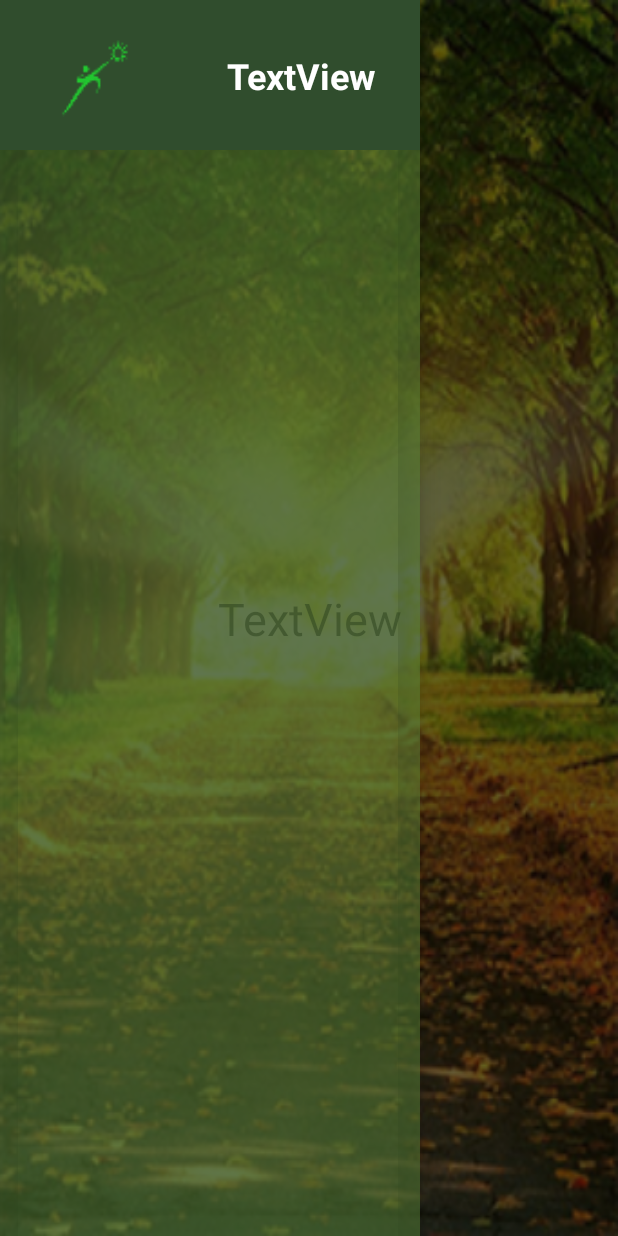
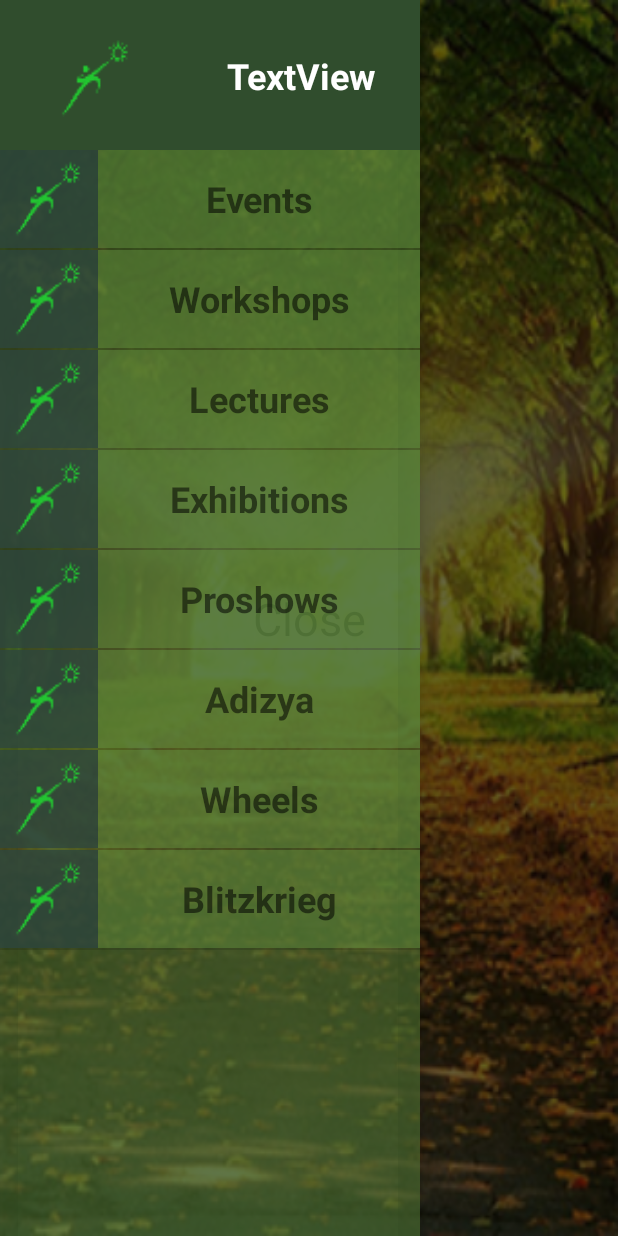
Before and after one commit to HusniMubarack/T17, an Android app: the screen it shows after launch (MainActivity), with the side drawer open, on a phone screen of 412 x 824 dp. Run offline under Robolectric (Android 15) with nearby library versions, the phone set to English and light mode, and no system bars.

Commit message:
Made Listview based drawer

```diff
--- /dev/null
+++ b/app/src/main/java/com/example/husnimubarack/t17/DrawerAdapter.java
@@ -0,0 +1,49 @@
+package com.example.husnimubarack.t17;
+
+import android.content.Context;
+import android.support.annotation.NonNull;
+import android.support.annotation.Nullable;
+import android.view.LayoutInflater;
+import android.view.View;
+import android.view.ViewGroup;
+import android.widget.ArrayAdapter;
+import android.widget.ImageView;
+import android.widget.TextView;
+
+import java.util.ArrayList;
+
+/**
+ * Created by Husni Mubarack on 28-Aug-17.
+ */
+
+public class DrawerAdapter extends ArrayAdapter<DrawerListItem> {
+    public DrawerAdapter(@NonNull Context context, ArrayList<DrawerListItem> objects) {
+        super(context,0,objects);
+    }
+
+    @NonNull
+    @Override
+    public View getView(int position, @Nullable View convertView, @NonNull ViewGroup parent) {
+
+        DrawerListItem currentItem = getItem(position);
+
+        View listItemView = convertView;
+        if (listItemView == null) {
+            listItemView = LayoutInflater.from(getContext()).inflate(R.layout.drawer_listitem, parent, false);
+        }
+        TextView listItemName = (TextView) listItemView.findViewById(R.id.item_name) ;
+        listItemName.setText(currentItem.getmListItemName());
+
+
+        ImageView itemImage = (ImageView) listItemView.findViewById(R.id.item_icon);
+        if (currentItem.isHaveImage()) {
+            itemImage.setImageResource(currentItem.getmImageId());
+            itemImage.setVisibility(View.VISIBLE);
+        } else {
+            itemImage.setVisibility(View.GONE);
+        }
+
+
+        return listItemView;
+    }
+}
--- a/app/src/main/java/com/example/husnimubarack/t17/DrawerListItem.java
+++ b/app/src/main/java/com/example/husnimubarack/t17/DrawerListItem.java
@@ -7,25 +7,26 @@ package com.example.husnimubarack.t17;
 public class DrawerListItem {
     private int mImageId;
     private String mListItemName;
+    private boolean HaveImage=false;
+
+    public DrawerListItem(int ImageId, String ListItemName) {
+        super();
+        this.mImageId = ImageId;
+        this.mListItemName = ListItemName;
+        this.HaveImage=true;
+    }
 
     public int getmImageId() {
         return mImageId;
     }
 
-    public void setmImageId(int mImageId) {
-        this.mImageId = mImageId;
-    }
 
     public String getmListItemName() {
         return mListItemName;
     }
 
-    public void setmListItemName(String mListItemName) {
-        this.mListItemName = mListItemName;
-    }
 
-    public DrawerListItem(int mImageId, String mListItemName) {
-        this.mImageId = mImageId;
-        this.mListItemName = mListItemName;
+    public boolean isHaveImage() {
+        return HaveImage;
     }
 }
--- a/app/src/main/java/com/example/husnimubarack/t17/MainActivity.java
+++ b/app/src/main/java/com/example/husnimubarack/t17/MainActivity.java
@@ -6,6 +6,7 @@ import android.support.v7.app.ActionBarDrawerToggle;
 import android.support.v7.app.AppCompatActivity;
 import android.support.v7.widget.Toolbar;
 import android.view.MenuItem;
+import android.widget.ListView;
 
 import java.util.ArrayList;
 
@@ -15,16 +16,13 @@ public class MainActivity extends AppCompatActivity {
     private ActionBarDrawerToggle mToggle;
     private Toolbar mToolbar;
     private ArrayList<DrawerListItem> mDrawerItems= new ArrayList<>();
+    private ListView mDrawerList;
+    private DrawerAdapter mDrawerAdapter;
 
     @Override
     protected void onCreate(Bundle savedInstanceState) {
         super.onCreate(savedInstanceState);
         setContentView(R.layout.activity_main);
-
-        mToolbar = (Toolbar) findViewById(R.id.main_action_bar);
-        setSupportActionBar(mToolbar);
-        getSupportActionBar().setTitle("tathva '17");
-        getSupportActionBar().setIcon(R.drawable.tathva_man);
 
         mDrawerItems.add(new DrawerListItem(R.drawable.tathva_man,"Events"));
         mDrawerItems.add(new DrawerListItem(R.drawable.tathva_man,"Workshops"));
@@ -35,6 +33,15 @@ public class MainActivity extends AppCompatActivity {
         mDrawerItems.add(new DrawerListItem(R.drawable.tathva_man,"Wheels"));
         mDrawerItems.add(new DrawerListItem(R.drawable.tathva_man,"Blitzkrieg"));
 
+        mDrawerAdapter = new DrawerAdapter(this,mDrawerItems);
+        mDrawerList=(ListView)findViewById(R.id.drawer_list);
+
+        mDrawerList.setAdapter(mDrawerAdapter);
+
+        mToolbar = (Toolbar) findViewById(R.id.main_action_bar);
+        setSupportActionBar(mToolbar);
+        getSupportActionBar().setTitle("tathva '17");
+        getSupportActionBar().setIcon(R.drawable.tathva_man);
 
         mDrawerLayout = (DrawerLayout)findViewById(R.id.drawer_layout);
 
@@ -44,7 +51,6 @@ public class MainActivity extends AppCompatActivity {
         mToggle.syncState();
 
         getSupportActionBar().setDisplayHomeAsUpEnabled(true);
-        getSupportActionBar().setHomeButtonEnabled(true);
     }
 
     @Override
--- a/app/src/main/res/layout/activity_main.xml
+++ b/app/src/main/res/layout/activity_main.xml
@@ -18,8 +18,7 @@
             layout="@layout/main_action_bar"
             android:layout_height="wrap_content"
             android:layout_width="0dp"
-            tools:layout_editor_absoluteY="25dp"
-            tools:layout_editor_absoluteX="0dp" />
+            />
 
         <TextView
             android:id="@+id/textView"
@@ -28,7 +27,7 @@
             android:layout_marginBottom="8dp"
             android:layout_marginTop="8dp"
             android:layout_weight="1"
-            android:text="TextView"
+            android:text="@string/close"
             android:textAlignment="center"
             android:textSize="30sp"
             app:layout_constraintBottom_toBottomOf="parent"
@@ -41,19 +40,24 @@
         android:layout_width="wrap_content"
         android:layout_height="match_parent"
         android:layout_gravity="start"
-        app:headerLayout="@layout/nav_header"
+        android:id="@+id/navigation"
         android:background="@color/navBody"
-        app:itemTextColor="@color/navItemColor"
         app:theme="@style/tathvaDrawer"
+        android:fitsSystemWindows="true"
         >
-        <ListView
-            android:layout_width="264dp"
-            android:layout_height="84dp"
-            android:id="@+id/drawer_list"
-            tools:layout_editor_absoluteY="8dp"
-            tools:layout_editor_absoluteX="8dp">
 
-        </ListView>
+        <LinearLayout
+            android:layout_width="match_parent"
+            android:layout_height="match_parent"
+            android:orientation="vertical">
+            <include layout="@layout/nav_header"/>
+
+            <ListView
+                android:layout_width="match_parent"
+                android:layout_height="0dp"
+                android:id="@+id/drawer_list"
+                android:layout_weight="1"/>
+        </LinearLayout>
     </android.support.design.widget.NavigationView>
 
 </android.support.v4.widget.DrawerLayout>
--- a/app/src/main/res/layout/drawer_listitem.xml
+++ b/app/src/main/res/layout/drawer_listitem.xml
@@ -4,14 +4,17 @@
     android:layout_width="match_parent"
     android:layout_height="65dp"
     android:background="@color/navBody"
+    android:id="@+id/list_itemLayout"
     xmlns:tools="http://schemas.android.com/tools"
     >
 
     <ImageView
         android:layout_width="65dp"
         android:layout_height="65dp"
+        android:id="@+id/item_icon"
         android:background="@color/navItemImageColor"
-        tools:src="@drawable/tathva_man" />
+        tools:src="@drawable/tathva_man"
+        />
 
     <TextView
         android:layout_width="match_parent"
@@ -19,5 +22,6 @@
         android:gravity="center"
         android:textSize="24sp"
         android:textStyle="bold"
-        tools:text="Events" />
+        android:id="@+id/item_name"
+        />
 </LinearLayout>
```
